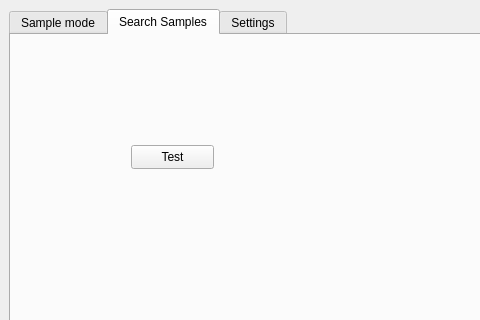
KazuoCalvin/Graphene_Sampler, file src/app/ui/Main_Window.ui: the form before one commit; both pictures show x 0 to 480 and y 0 to 320 of the 633 by 691 pixel window.
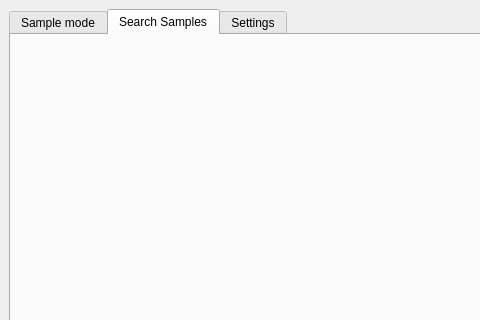
The form after the commit.

Patch:
```diff
--- a/src/app/ui/Main_Window.ui
+++ b/src/app/ui/Main_Window.ui
@@ -29,19 +29,6 @@
        <attribute name="title">
         <string>Search Samples</string>
        </attribute>
-       <widget class="QPushButton" name="test_button">
-        <property name="geometry">
-         <rect>
-          <x>120</x>
-          <y>110</y>
-          <width>83</width>
-          <height>24</height>
-         </rect>
-        </property>
-        <property name="text">
-         <string>Test</string>
-        </property>
-       </widget>
       </widget>
       <widget class="QWidget" name="settings_tab">
        <attribute name="title">
```
Left out of the diff: 2 changed lines with no effect on the pictures.
